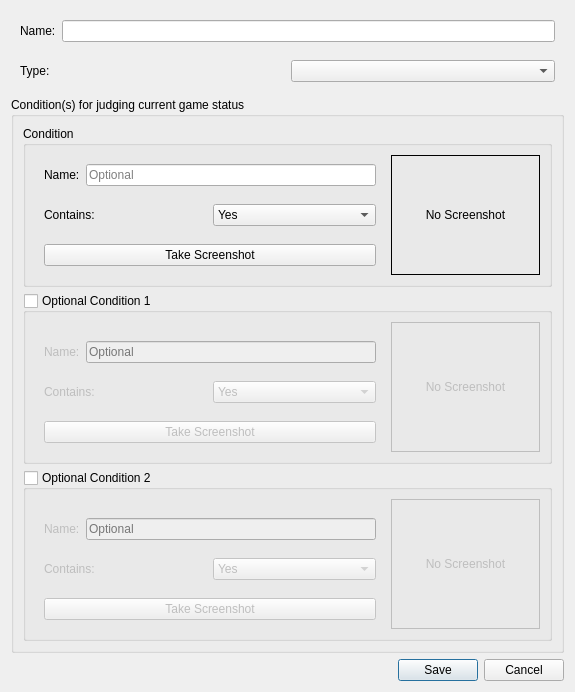
First picture: the form in gui/Ui_StatusEditWidget.ui, repository SeptemberHX/AutoGameTools, before the edit.
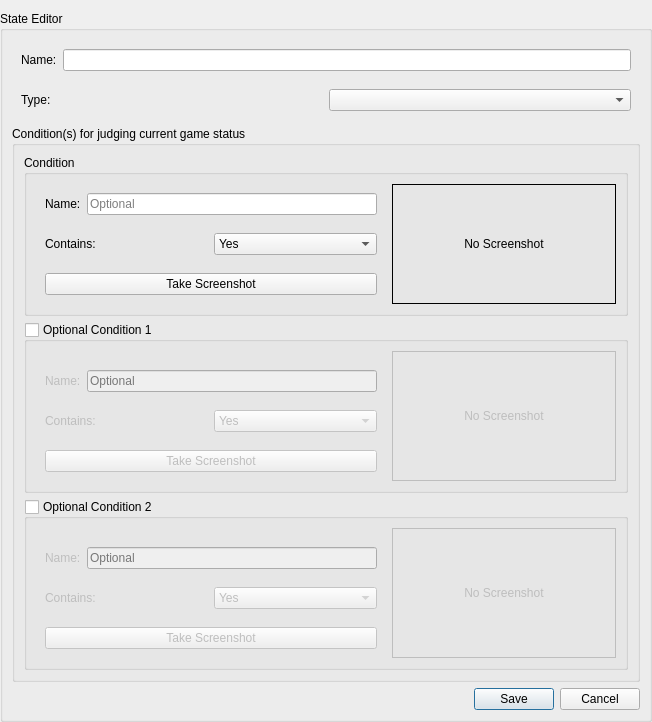
Second picture: the form after the edit.

Commit message: logical from modifying states and actions

```diff
--- a/gui/Ui_StatusEditWidget.ui
+++ b/gui/Ui_StatusEditWidget.ui
@@ -6,14 +6,29 @@
    <rect>
     <x>0</x>
     <y>0</y>
-    <width>575</width>
-    <height>650</height>
+    <width>652</width>
+    <height>675</height>
    </rect>
   </property>
   <property name="windowTitle">
    <string>Form</string>
   </property>
   <layout class="QVBoxLayout" name="verticalLayout">
+   <property name="leftMargin">
+    <number>0</number>
+   </property>
+   <property name="rightMargin">
+    <number>0</number>
+   </property>
+   <property name="bottomMargin">
+    <number>0</number>
+   </property>
+   <item>
+    <widget class="QGroupBox" name="groupBox">
+     <property name="title">
+      <string>State Editor</string>
+     </property>
+     <layout class="QVBoxLayout" name="verticalLayout_7">
    <item>
     <widget class="QWidget" name="widget" native="true">
      <layout class="QVBoxLayout" name="verticalLayout_2">
@@ -74,7 +89,7 @@
      </property>
      <layout class="QVBoxLayout" name="verticalLayout_6">
       <item>
-       <widget class="QGroupBox" name="groupBox">
+          <widget class="QGroupBox" name="groupBox_2">
         <property name="title">
          <string>Condition</string>
         </property>
@@ -87,6 +102,12 @@
         <layout class="QHBoxLayout" name="horizontalLayout_3">
          <item>
           <widget class="QWidget" name="widget_4" native="true">
+              <property name="minimumSize">
+               <size>
+                <width>350</width>
+                <height>0</height>
+               </size>
+              </property>
            <property name="maximumSize">
             <size>
              <width>350</width>
@@ -174,6 +195,12 @@
          </item>
          <item>
           <widget class="QLabel" name="preview_label">
+              <property name="sizePolicy">
+               <sizepolicy hsizetype="Preferred" vsizetype="Preferred">
+                <horstretch>0</horstretch>
+                <verstretch>0</verstretch>
+               </sizepolicy>
+              </property>
            <property name="frameShape">
             <enum>QFrame::Box</enum>
            </property>
@@ -208,6 +235,12 @@
         <layout class="QHBoxLayout" name="horizontalLayout_6">
          <item>
           <widget class="QWidget" name="widget_7" native="true">
+              <property name="minimumSize">
+               <size>
+                <width>350</width>
+                <height>0</height>
+               </size>
+              </property>
            <property name="maximumSize">
             <size>
              <width>350</width>
@@ -329,6 +362,12 @@
         <layout class="QHBoxLayout" name="horizontalLayout_9">
          <item>
           <widget class="QWidget" name="widget_10" native="true">
+              <property name="minimumSize">
+               <size>
+                <width>350</width>
+                <height>0</height>
+               </size>
+              </property>
            <property name="maximumSize">
             <size>
              <width>350</width>
@@ -457,6 +496,9 @@
      <property name="standardButtons">
       <set>QDialogButtonBox::Cancel|QDialogButtonBox::Save</set>
      </property>
+       </widget>
+      </item>
+     </layout>
     </widget>
    </item>
   </layout>
```
Lines whose indentation alone changed are shown as unchanged. The commit also changes 16 other files.
